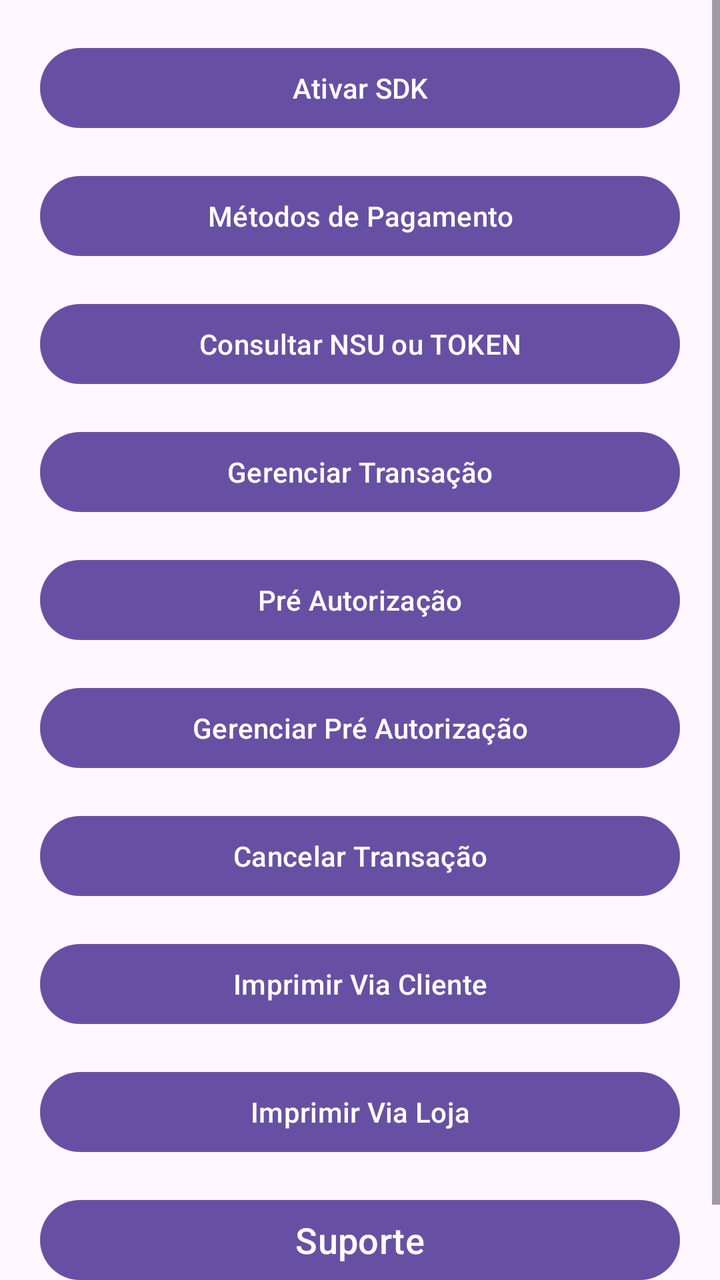
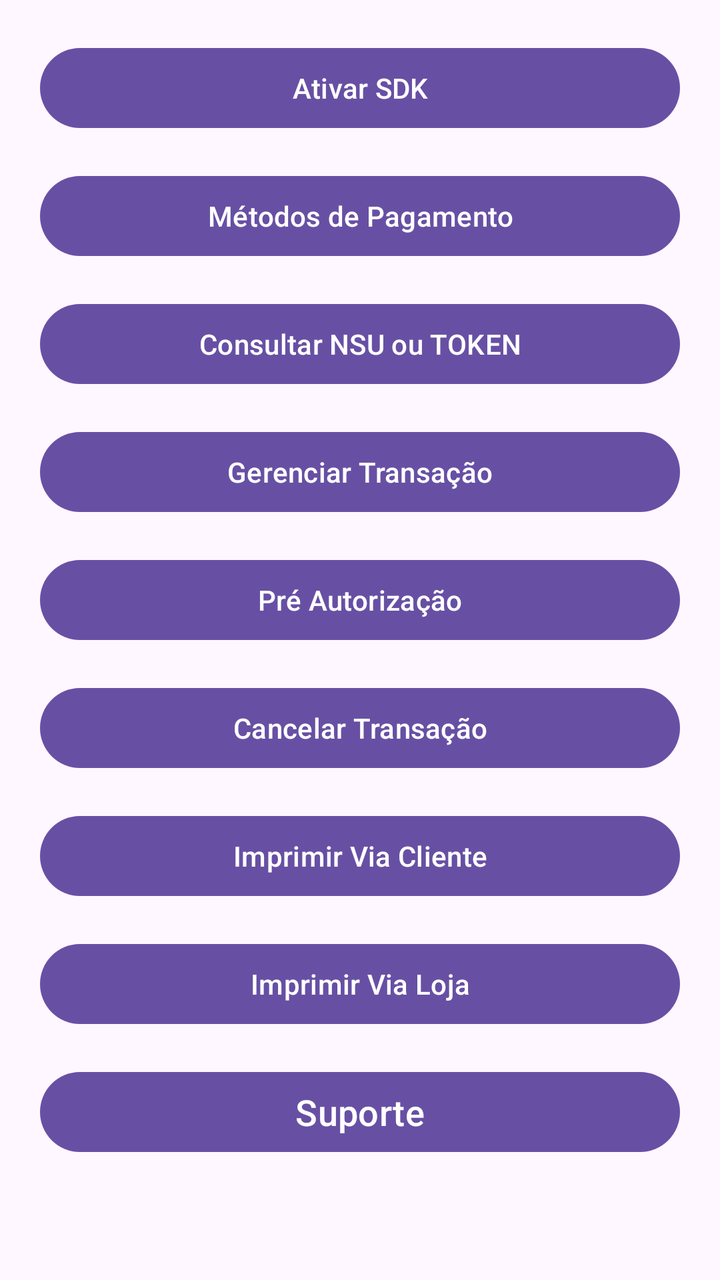

Compare the two renders of this Android layout. The source of the first and the diff that turns it into the second are given below.
<!-- AndroidManifest.xml: application theme Theme.PaykitTestSDKJava -->
<!-- res/layout/activity_main.xml -->
<?xml version="1.0" encoding="utf-8"?>
<ScrollView xmlns:android="http://schemas.android.com/apk/res/android"
    xmlns:tools="http://schemas.android.com/tools"
    android:id="@+id/main"
    android:layout_width="match_parent"
    android:layout_height="match_parent"
    tools:context=".ui.MainActivity">

    <LinearLayout
        android:layout_width="match_parent"
        android:layout_height="wrap_content"
        android:orientation="vertical"
        android:padding="20dp"
        android:paddingBottom="40dp">

        <Button
            android:id="@+id/btnActivation"
            android:layout_width="match_parent"
            android:layout_height="wrap_content"
            android:text="Ativar SDK"
            android:layout_marginBottom="16dp" />

        <Button
            android:id="@+id/btnPaymentTypes"
            android:layout_width="match_parent"
            android:layout_height="wrap_content"
            android:text="Métodos de Pagamento"
            android:layout_marginBottom="16dp" />

        <Button
            android:id="@+id/btnGetNsuOrToken"
            android:layout_width="match_parent"
            android:layout_height="wrap_content"
            android:text="Consultar NSU ou TOKEN"
            android:layout_marginBottom="16dp" />

        <Button
            android:id="@+id/btnManageTransaction"
            android:layout_width="match_parent"
            android:layout_height="wrap_content"
            android:text="Gerenciar Transação"
            android:layout_marginBottom="16dp" />

        <Button
            android:id="@+id/btnPreAuthorization"
            android:layout_width="match_parent"
            android:layout_height="wrap_content"
            android:text="Pré Autorização"
            android:layout_marginBottom="16dp" />

        <Button
            android:id="@+id/btnManagePreAuthorization"
            android:layout_width="match_parent"
            android:layout_height="wrap_content"
            android:text="Gerenciar Pré Autorização"
            android:layout_marginBottom="16dp" />

        <Button
            android:id="@+id/btnCancelTransaction"
            android:layout_width="match_parent"
            android:layout_height="wrap_content"
            android:text="Cancelar Transação"
            android:layout_marginBottom="16dp" />

        <Button
            android:id="@+id/btnPrintCustomerReceipt"
            android:layout_width="match_parent"
            android:layout_height="wrap_content"
            android:text="Imprimir Via Cliente"
            android:layout_marginBottom="16dp" />

        <Button
            android:id="@+id/btnPrintStoreReceipt"
            android:layout_width="match_parent"
            android:layout_height="wrap_content"
            android:text="Imprimir Via Loja"
            android:layout_marginBottom="16dp" />

        <Button
            android:id="@+id/btnSupport"
            android:layout_width="match_parent"
            android:layout_height="wrap_content"
            android:text="Suporte"
            android:textSize="18sp"
            android:layout_marginBottom="16dp" />

        
        <LinearLayout
            android:id="@+id/layoutSupportCard"
            android:layout_width="match_parent"
            android:layout_height="wrap_content"
            android:orientation="vertical"
            android:background="#DDDDDD"
            android:padding="16dp"
            android:layout_marginBottom="16dp"
            android:visibility="gone">

            <TextView
                android:layout_width="match_parent"
                android:layout_height="wrap_content"
                android:text="Versão do app:"
                android:textStyle="bold"
                android:textSize="14sp"
                android:textColor="@android:color/black" />
            <TextView
                android:id="@+id/tvAppVersion"
                android:layout_width="match_parent"
                android:layout_height="wrap_content"
                android:textSize="14sp"
                android:textColor="@android:color/darker_gray"
                android:layout_marginBottom="8dp" />

            <TextView
                android:layout_width="match_parent"
                android:layout_height="wrap_content"
                android:text="Versão do SDK Único:"
                android:textStyle="bold"
                android:textSize="14sp"
                android:textColor="@android:color/black" />
            <TextView
                android:id="@+id/tvSdkUnicoVersion"
                android:layout_width="match_parent"
                android:layout_height="wrap_content"
                android:textSize="14sp"
                android:textColor="@android:color/darker_gray"
                android:layout_marginBottom="8dp" />

            <TextView
                android:layout_width="match_parent"
                android:layout_height="wrap_content"
                android:text="Módulo TEF:"
                android:textStyle="bold"
                android:textSize="14sp"
                android:textColor="@android:color/black" />
            <TextView
                android:id="@+id/tvTefModuleVersion"
                android:layout_width="match_parent"
                android:layout_height="wrap_content"
                android:textSize="14sp"
                android:textColor="@android:color/darker_gray"
                android:layout_marginBottom="16dp" />

            <Button
                android:id="@+id/btnCloseSupport"
                android:layout_width="match_parent"
                android:layout_height="wrap_content"
                android:text="Fechar suporte"
                android:textSize="16sp" />

        </LinearLayout>

        <LinearLayout
            android:id="@+id/layoutResult"
            android:layout_width="match_parent"
            android:layout_height="wrap_content"
            android:orientation="vertical"
            android:background="#DDDDDD"
            android:padding="16dp"
            android:visibility="gone">

            <TextView
                android:id="@+id/tvResultTitle"
                android:layout_width="match_parent"
                android:layout_height="wrap_content"
                android:text="Resultado da Operação:"
                android:textStyle="bold"
                android:textSize="16sp"
                android:textColor="@android:color/black" />

            <TextView
                android:id="@+id/tvResultStatus"
                android:layout_width="match_parent"
                android:layout_height="wrap_content"
                android:layout_marginTop="4dp"
                android:textSize="14sp"
                android:textColor="@android:color/black" />

            <TextView
                android:id="@+id/tvResultMessage"
                android:layout_width="match_parent"
                android:layout_height="wrap_content"
                android:layout_marginTop="4dp"
                android:textSize="14sp"
                android:textColor="@android:color/black"
                android:visibility="gone" />

        </LinearLayout>

    </LinearLayout>

</ScrollView>
<!-- resources referenced by this layout -->
<resources>
  <style name="Theme.PaykitTestSDKJava" parent="Base.Theme.PaykitTestSDKJava" />
  <style name="Base.Theme.PaykitTestSDKJava" parent="Theme.Material3.DayNight.NoActionBar">
          
          
      </style>
</resources>

<!-- the commit's change to res/layout/activity_main.xml (unified diff, before → after) -->
@@ -46,13 +46,6 @@
             android:layout_width="match_parent"
             android:layout_height="wrap_content"
             android:text="Pré Autorização"
-            android:layout_marginBottom="16dp" />
-
-        <Button
-            android:id="@+id/btnManagePreAuthorization"
-            android:layout_width="match_parent"
-            android:layout_height="wrap_content"
-            android:text="Gerenciar Pré Autorização"
             android:layout_marginBottom="16dp" />
 
         <Button
